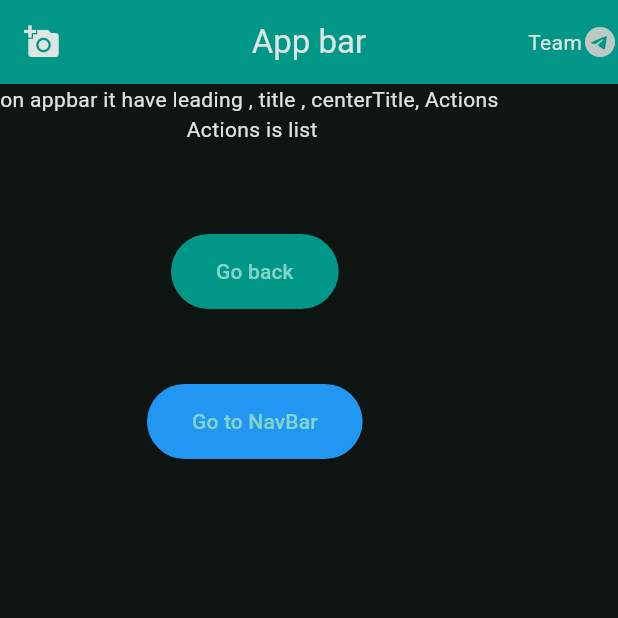
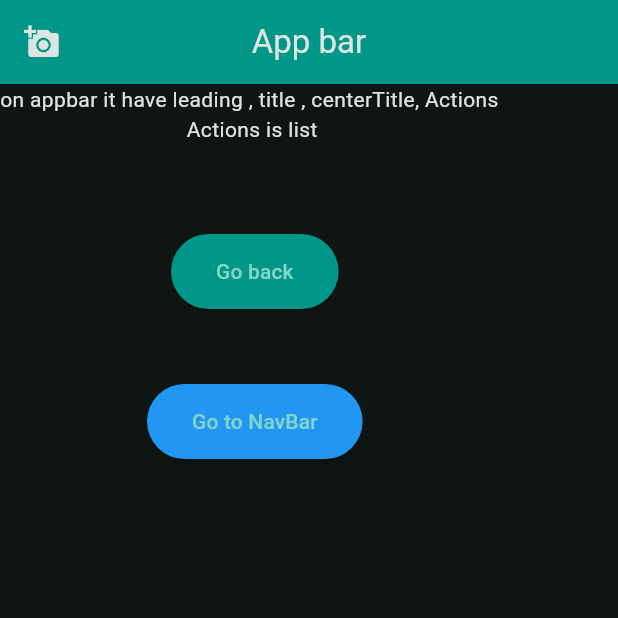
Before and after one commit to KIWOLY/flutter_basic, a Flutter app: the AppPage screen opened directly, on a phone screen of 412 x 824 dp, the top half of it. Run offline on Flutter 3.47's test engine with Material 3 defaults, Android fonts, the phone set to English and light mode, and no system bars.

Commit message:
Small update for Pair Extraordinaire #2
Co-authored-by: Christina Kimario <christinakimario8@gmail.com>

```diff
--- a/basic/lib/pages/appbar.dart
+++ b/basic/lib/pages/appbar.dart
@@ -11,7 +11,7 @@ class AppPage extends StatelessWidget {
         leading: Icon(Icons.add_a_photo),
         title: Text("App bar"),
         centerTitle: true,
-        actions: [Text("Team"), Icon(Icons.telegram)],
+        // actions: [Text("Team"), Icon(Icons.telegram)],
         backgroundColor: Colors.teal,
       ),
       body: Column(
```
